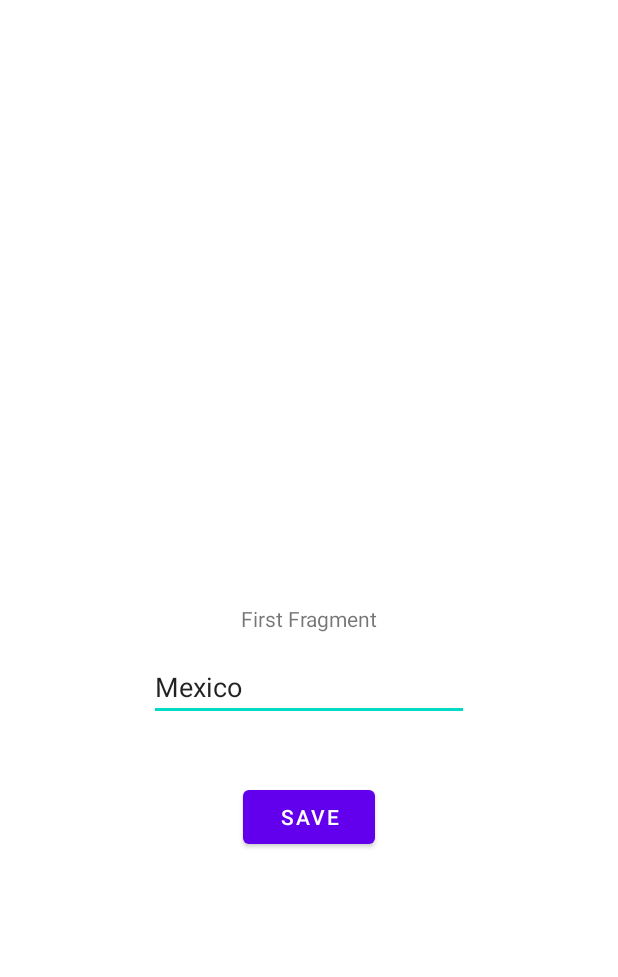
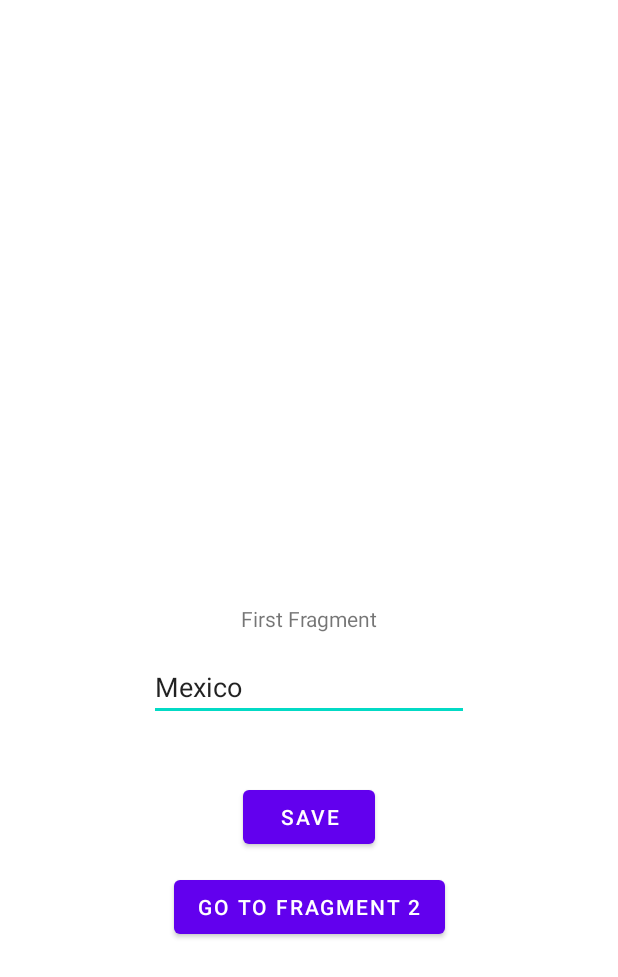
Before and after one commit to realityexpander/ViewLifecycleOwnerDemo, an Android app: the layout fragment_first.xml on its own in the app's theme, with its tools: preview values and no code run, on a phone screen of 412 x 824 dp. Shown: the top 977 px of the screen. Run offline under Robolectric (Android 15) with nearby library versions, the phone set to English and light mode, and no system bars.

Commit message:
add demonstration code

```diff
--- a/app/build.gradle
+++ b/app/build.gradle
@@ -4,11 +4,11 @@ plugins {
 }
 
 android {
-    namespace 'com.realityexpander.sharedviewmodelfragment'
+    namespace 'com.realityexpander.viewlifecycleownerdemo'
     compileSdk 32
 
     defaultConfig {
-        applicationId "com.realityexpander.sharedviewmodelfragment"
+        applicationId "com.realityexpander.viewlifecycleownerdemo"
         minSdk 21
         targetSdk 32
         versionCode 1
--- a/app/src/main/java/com/realityexpander/viewlifecycleownerdemo/ui/main/SecondFragment.kt
+++ b/app/src/main/java/com/realityexpander/viewlifecycleownerdemo/ui/main/SecondFragment.kt
@@ -7,8 +7,8 @@ import android.view.View
 import android.view.ViewGroup
 import androidx.fragment.app.activityViewModels
 import androidx.navigation.fragment.findNavController
-import com.realityexpander.sharedviewmodelfragment.R
-import com.realityexpander.sharedviewmodelfragment.databinding.FragmentSecondBinding
+import com.realityexpander.viewlifecycleownerdemo.R
+import com.realityexpander.viewlifecycleownerdemo.databinding.FragmentSecondBinding
 
 /**
  * A simple [Fragment] subclass.
--- a/app/src/main/res/layout/activity_main.xml
+++ b/app/src/main/res/layout/activity_main.xml
@@ -1,5 +1,6 @@
 <?xml version="1.0" encoding="utf-8"?>
-<androidx.constraintlayout.widget.ConstraintLayout xmlns:android="http://schemas.android.com/apk/res/android"
+<androidx.constraintlayout.widget.ConstraintLayout
+        xmlns:android="http://schemas.android.com/apk/res/android"
         xmlns:app="http://schemas.android.com/apk/res-auto"
         xmlns:tools="http://schemas.android.com/tools"
         android:id="@+id/rootView"
--- a/app/src/main/res/layout/fragment_first.xml
+++ b/app/src/main/res/layout/fragment_first.xml
@@ -1,5 +1,6 @@
 <?xml version="1.0" encoding="utf-8"?>
-<androidx.constraintlayout.widget.ConstraintLayout xmlns:android="http://schemas.android.com/apk/res/android"
+<androidx.constraintlayout.widget.ConstraintLayout
+        xmlns:android="http://schemas.android.com/apk/res/android"
         xmlns:app="http://schemas.android.com/apk/res-auto"
         xmlns:tools="http://schemas.android.com/tools"
         android:id="@+id/main"
@@ -27,6 +28,17 @@
             app:layout_constraintStart_toStartOf="parent"
             app:layout_constraintTop_toBottomOf="@+id/country_et" />
 
+    <Button
+            android:id="@+id/button2"
+            android:layout_width="wrap_content"
+            android:layout_height="wrap_content"
+            android:layout_marginTop="100dp"
+            android:text="Go to Fragment 2"
+            app:layout_constraintEnd_toEndOf="parent"
+            app:layout_constraintHorizontal_bias="0.501"
+            app:layout_constraintStart_toStartOf="parent"
+            app:layout_constraintTop_toBottomOf="@+id/country_et" />
+
     <EditText
             android:id="@+id/country_et"
             android:layout_width="wrap_content"
--- a/app/src/main/res/layout/fragment_second.xml
+++ b/app/src/main/res/layout/fragment_second.xml
@@ -1,5 +1,6 @@
 <?xml version="1.0" encoding="utf-8"?>
-<androidx.constraintlayout.widget.ConstraintLayout xmlns:android="http://schemas.android.com/apk/res/android"
+<androidx.constraintlayout.widget.ConstraintLayout
+        xmlns:android="http://schemas.android.com/apk/res/android"
         xmlns:app="http://schemas.android.com/apk/res-auto"
         xmlns:tools="http://schemas.android.com/tools"
         android:id="@+id/main"
```
Also changed, not shown: app/src/main/java/com/realityexpander/viewlifecycleownerdemo/MainActivity.kt (+0 -9 lines), app/src/main/java/com/realityexpander/viewlifecycleownerdemo/ui/main/FirstFragment.kt (+55 -0 lines). Lines whose indentation alone changed are shown as unchanged.
